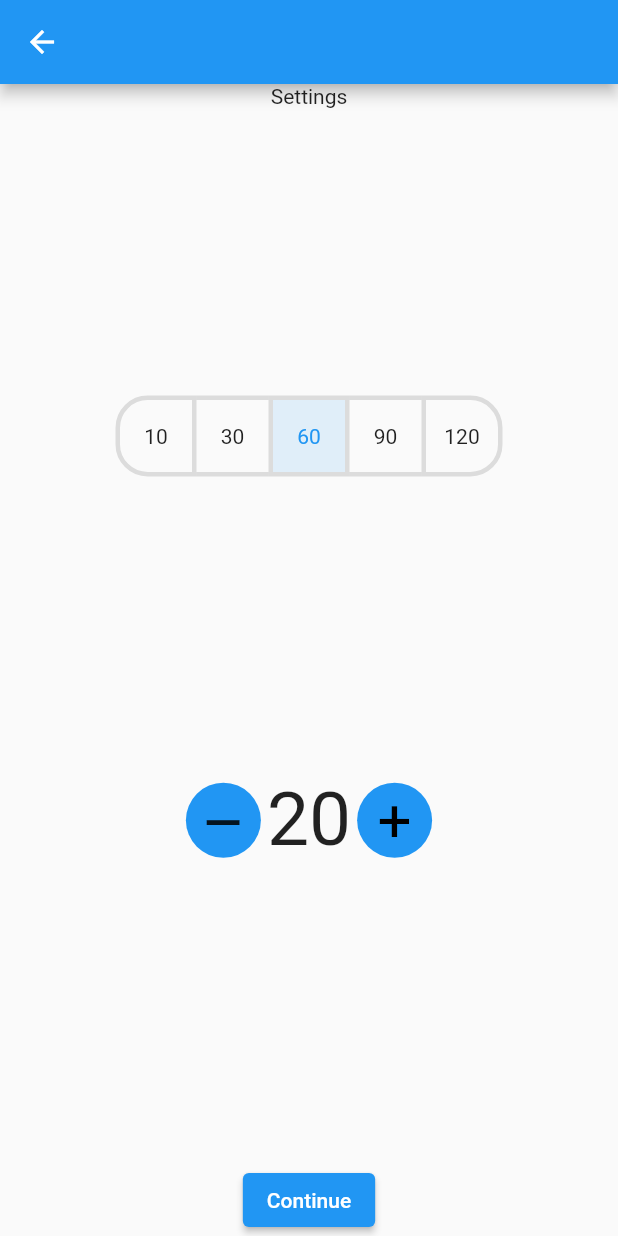
After one commit to mishaqq/alias, a Flutter app: the SettingsPage screen opened by its route, on a phone screen of 412 x 824 dp. The commit adds this screen. Run offline on Flutter 3.47's test engine with Material 2 defaults, Android fonts, the phone set to English and light mode, and no system bars; our stand-ins replace circular_countdown_timer, flutter_riverpod; missing offline and left inert: dart:ffi, flutter_multi_select_items.

Commit message:
check point for logic/ TODO - last word for all

```diff
--- /dev/null
+++ b/lib/core/constants.dart
@@ -0,0 +1 @@
+final List<String> SETS = ["basic", "expert"];
--- a/lib/dict/word_sets.dart
+++ b/lib/dict/word_sets.dart
@@ -281,5 +281,7 @@ List<String> basic = [
   "Культура",
   "Релігія",
   "Мова",
-  "Мовлення"
+  "Мовлення",
 ]; // Add more words
+
+final List<String> expert = ["template"];
--- /dev/null
+++ b/lib/forks/item_count.dart
@@ -0,0 +1,131 @@
+import 'dart:ffi';
+import 'dart:io';
+
+import 'package:flutter/material.dart';
+
+typedef CounterChangeCallback = void Function(num value);
+
+// ignore: must_be_immutable
+class ItemCount extends StatelessWidget {
+  final CounterChangeCallback onChanged;
+
+  ItemCount({
+    Key? key,
+    required num initialValue,
+    required this.minValue,
+    required this.maxValue,
+    required this.onChanged,
+    required this.decimalPlaces,
+    this.color,
+    this.textStyle,
+    this.step = 1,
+    this.buttonSizeWidth = 30,
+    this.buttonSizeHeight = 25,
+  })  : assert(maxValue > minValue),
+        assert(initialValue >= minValue && initialValue <= maxValue),
+        assert(step > 0),
+        selectedValue = initialValue,
+        super(key: key);
+
+  ///min value user can pick
+  final num minValue;
+
+  ///max value user can pick
+  final num maxValue;
+
+  /// decimal places required by the counter
+  final int decimalPlaces;
+
+  ///Currently selected integer value
+  num selectedValue;
+
+  /// if min=0, max=5, step=3, then items will be 0 and 3.
+  final num step;
+
+  /// indicates the color of fab used for increment and decrement
+  Color? color;
+
+  /// text syle
+  TextStyle? textStyle;
+
+  final double buttonSizeWidth, buttonSizeHeight;
+
+  void _incrementCounter() {
+    if (selectedValue + step <= maxValue) {
+      onChanged((selectedValue + step));
+    }
+  }
+
+  void _decrementCounter() {
+    if (selectedValue - step >= minValue) {
+      onChanged((selectedValue - step));
+    }
+  }
+
+  @override
+  Widget build(BuildContext context) {
+    final ThemeData themeData = Theme.of(context);
+
+    return Container(
+      padding: const EdgeInsets.all(4.0),
+      child: Row(
+        crossAxisAlignment: CrossAxisAlignment.center,
+        mainAxisSize: MainAxisSize.min,
+        children: [
+          GestureDetector(
+            onTap: _decrementCounter,
+            child: SizedBox(
+              width: buttonSizeWidth,
+              height: buttonSizeHeight,
+              child: Container(
+                alignment: Alignment(1, 1),
+                decoration: ShapeDecoration(
+                    color: color ?? themeData.primaryColor,
+                    shape: const RoundedRectangleBorder(
+                        borderRadius: BorderRadius.all(
+                      Radius.circular(100),
+                    ))),
+                child: const Center(
+                  child: Text(
+                    "–",
+                    style: TextStyle(fontSize: 45),
+                  ),
+                ),
+              ),
+            ),
+          ),
+          Container(
+            padding: const EdgeInsets.all(4.0),
+            child: Text(
+                '${num.parse((selectedValue).toStringAsFixed(decimalPlaces))}',
+                style: const TextStyle(
+                  fontSize: 50,
+                )),
+          ),
+          GestureDetector(
+            onTap: _incrementCounter,
+            child: SizedBox(
+              width: buttonSizeWidth,
+              height: buttonSizeHeight,
+              child: Container(
+                alignment: Alignment(1, 0),
+                decoration: ShapeDecoration(
+                    color: color ?? themeData.primaryColor,
+                    shape: const RoundedRectangleBorder(
+                        borderRadius: BorderRadius.all(
+                      Radius.circular(100),
+                    ))),
+                child: const Center(
+                  child: Text(
+                    '+',
+                    style: TextStyle(color: Colors.black, fontSize: 40),
+                  ),
+                ),
+              ),
+            ),
+          ),
+        ],
+      ),
+    );
+  }
+}
--- a/lib/main.dart
+++ b/lib/main.dart
@@ -4,6 +4,8 @@ import 'package:alias/models/game_model.dart';
 import 'package:alias/providers/game_model_provider.dart';
 import 'package:alias/screens/guessing_page.dart';
 import 'package:alias/screens/main_page.dart';
+import 'package:alias/screens/setSelection_page.dart';
+import 'package:alias/screens/settings_page.dart';
 import 'package:flutter/material.dart';
 import 'package:flutter_riverpod/flutter_riverpod.dart';
 import 'screens/score_page.dart';
@@ -15,7 +17,10 @@ final gameProvider = StateNotifierProvider<GameNotifier, AliasData>(
       scores: [0, 0],
       turn: 0,
       usedWords: {},
-      usedWordSets: ["asdf", "SAMMM", "WOW"],
+      usedWordSets: [],
+      duration: 60,
+      wordsToWin: 20,
+      lastWord: false,
     ),
   ),
 );
@@ -39,6 +44,8 @@ class MyApp extends ConsumerWidget {
         '/': (context) => MainPage(),
         '/score': (context) => ScorePage(),
         '/guessing': (context) => GuessingPage(),
+        '/set_choosing': (context) => ChoosingPage(),
+        '/settings': (context) => SettingsPage(),
       },
     );
   }
--- a/lib/screens/main_page.dart
+++ b/lib/screens/main_page.dart
@@ -14,7 +14,8 @@ class MainPage extends ConsumerWidget {
           children: [
             ElevatedButton(
               onPressed: () {
-                Navigator.pushNamed(context, '/score');
+                // Navigator.pushNamed(context, '/score');
+                Navigator.pushNamed(context, '/set_choosing');
               },
               child: Text("Start Game!"),
             ),
--- a/lib/screens/score_page.dart
+++ b/lib/screens/score_page.dart
@@ -45,9 +45,6 @@ class ScorePage extends ConsumerWidget {
           ElevatedButton(
             onPressed: () {
               Navigator.pushNamed(context, '/guessing');
-              ref
-                  .read(gameProvider.notifier)
-                  .nextTurn(); // move to guessing screen or score counting screen
             },
             child: Text("Start next round"),
           ),
--- /dev/null
+++ b/lib/screens/settings_page.dart
@@ -0,0 +1,114 @@
+import 'package:alias/main.dart';
+import 'package:flutter/material.dart';
+import 'package:flutter_riverpod/flutter_riverpod.dart';
+
+import '../forks/item_count.dart';
+
+class SettingsPage extends ConsumerStatefulWidget {
+  const SettingsPage({super.key});
+
+  @override
+  ConsumerState<SettingsPage> createState() => _SettingPageState();
+}
+
+class _SettingPageState extends ConsumerState<SettingsPage> {
+  List<bool> isSelected = [
+    false,
+    false,
+    true,
+    false,
+    false,
+  ];
+
+  final Map<int, int> durationTable = {
+    0: 10,
+    1: 30,
+    2: 60,
+    3: 90,
+    4: 120,
+  };
+  int wordsQuantity = 20;
+  @override
+  Widget build(BuildContext context) {
+    return Scaffold(
+      appBar: AppBar(),
+      body: Center(
+        child: Column(
+          mainAxisAlignment: MainAxisAlignment.spaceBetween,
+          children: [
+            Text("Settings"),
+            ToggleButtons(
+              borderWidth: 3,
+              // borderColor: Colors.black,
+              borderRadius: BorderRadius.all(Radius.circular(20)),
+              children: [
+                Padding(
+                  padding: const EdgeInsets.all(8.0),
+                  child: Text("10"),
+                ),
+                Padding(
+                  padding: const EdgeInsets.all(8.0),
+                  child: Text("30"),
+                ),
+                Padding(
+                  padding: const EdgeInsets.all(8.0),
+                  child: Text("60"),
+                ),
+                Padding(
+                  padding: const EdgeInsets.all(8.0),
+                  child: Text("90"),
+                ),
+                Padding(
+                  padding: const EdgeInsets.all(8.0),
+                  child: Text("120"),
+                ),
+              ],
+              isSelected: isSelected,
+              onPressed: (newIndex) {
+                setState(() {
+                  for (int i = 0; i < isSelected.length; i++) {
+                    if (i == newIndex) {
+                      isSelected[i] = true;
+                    } else {
+                      isSelected[i] = false;
+                    }
+                  }
+                });
+              },
+            ),
+            ItemCount(
+              buttonSizeHeight: 50,
+              buttonSizeWidth: 50,
+              initialValue: wordsQuantity,
+              minValue: 10,
+              step: 10,
+              maxValue: double.infinity,
+              decimalPlaces: 0,
+              onChanged: (value) {
+                setState(() {
+                  wordsQuantity = value.toInt();
+                });
+              },
+            ),
+            ElevatedButton(
+              onPressed: () {
+                int durationIndex = isSelected.indexOf(true);
+                print(durationIndex);
+                ref
+                    .read(gameProvider.notifier)
+                    .setDuration(durationTable[durationIndex]!);
+                print(durationTable[durationIndex]!);
+                print(ref.read(gameProvider).duration);
+
+                ref.read(gameProvider.notifier).setWordsToWin(wordsQuantity);
+
+                Navigator.pushNamed(context, '/score');
+              },
+              child: Text("Continue"),
+            ),
+          ],
+        ),
+      ),
+    );
+  }
+}
--- a/pubspec.yaml
+++ b/pubspec.yaml
@@ -10,7 +10,11 @@ dependencies:
   circular_countdown_timer: ^0.2.3
   flutter:
     sdk: flutter
+  flutter_multi_select_items: ^0.4.2
   flutter_riverpod: ^2.4.9
+
+
+
 
 dev_dependencies:
   flutter_test:
```
Also changed, not shown: lib/models/game_model.dart (+24 -3 lines), lib/providers/game_model_provider.dart (+31 -2 lines), lib/screens/count_page.dart (+82 -13 lines), lib/screens/guessing_page.dart (+5 -11 lines), lib/screens/setSelection_page.dart (added, +84 -0 lines), pubspec.lock.
